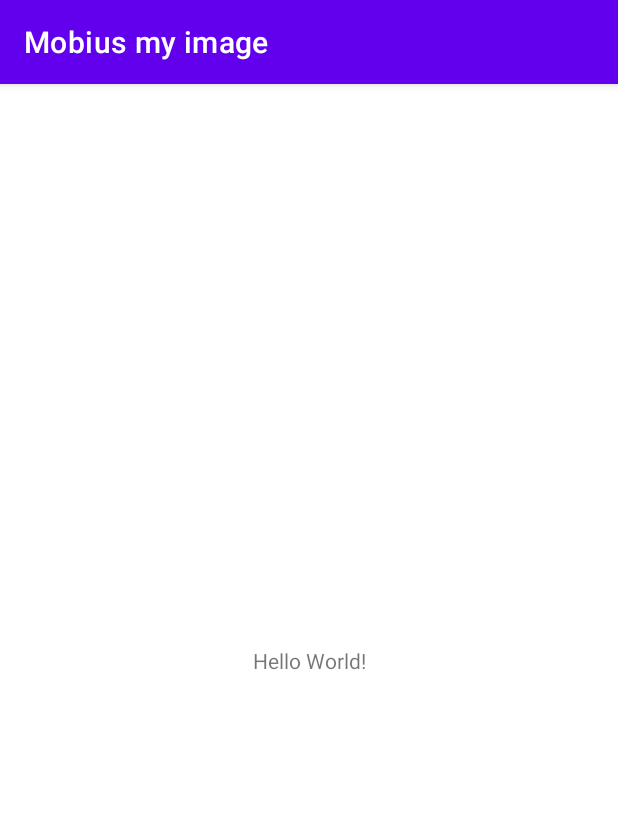
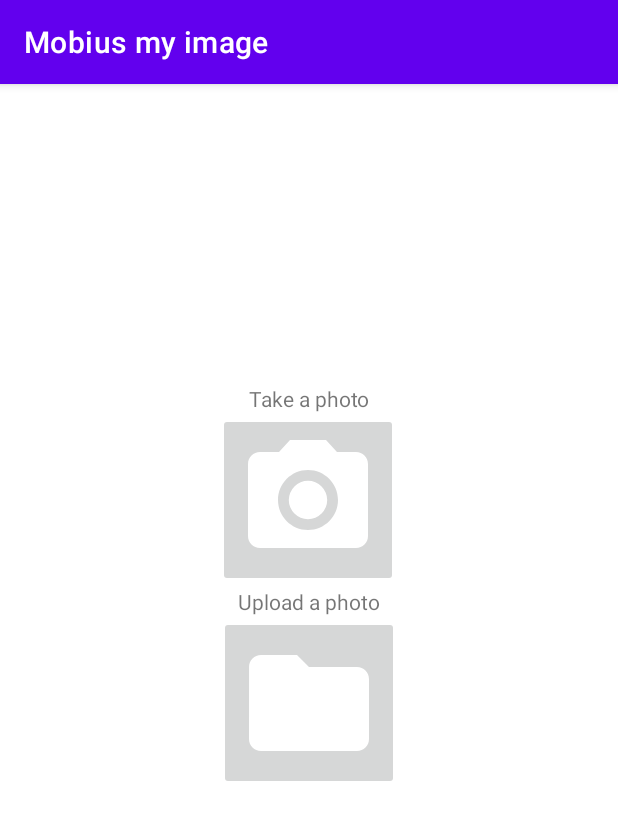
Before and after one commit to jaggmor/Mobius-my-image, an Android app: the screen it shows after launch (MainActivity), on a phone screen of 412 x 824 dp. Shown: the top 820 px of the screen. Run offline under Robolectric (Android 15) with nearby library versions, the phone set to English and light mode, and no system bars.

Commit message:
Fix naming convention and issues with interface

```diff
--- a/app/src/main/java/com/ahlfregabnatsha/mobiusmyimage/MainActivity.java
+++ b/app/src/main/java/com/ahlfregabnatsha/mobiusmyimage/MainActivity.java
@@ -11,5 +11,4 @@ public class MainActivity extends AppCompatActivity {
         super.onCreate(savedInstanceState);
         setContentView(R.layout.activity_main);
     }
-    //hhh
 }
--- a/app/src/main/res/drawable/ic_baseline_folder_48.xml
+++ b/app/src/main/res/drawable/ic_baseline_folder_48.xml
@@ -1,5 +1,5 @@
-<vector android:height="48dp" android:tint="#FFFFFF"
+<vector android:height="96dp" android:tint="#FFFFFF"
     android:viewportHeight="24" android:viewportWidth="24"
-    android:width="48dp" xmlns:android="http://schemas.android.com/apk/res/android">
+    android:width="96dp" xmlns:android="http://schemas.android.com/apk/res/android">
     <path android:fillColor="@android:color/white" android:pathData="M10,4H4c-1.1,0 -1.99,0.9 -1.99,2L2,18c0,1.1 0.9,2 2,2h16c1.1,0 2,-0.9 2,-2V8c0,-1.1 -0.9,-2 -2,-2h-8l-2,-2z"/>
 </vector>
--- a/app/src/main/res/drawable/ic_baseline_photo_camera_48.xml
+++ b/app/src/main/res/drawable/ic_baseline_photo_camera_48.xml
@@ -1,6 +1,6 @@
-<vector android:height="48dp" android:tint="#FFFFFF"
+<vector android:height="96dp" android:tint="#FFFFFF"
     android:viewportHeight="24" android:viewportWidth="24"
-    android:width="48dp" xmlns:android="http://schemas.android.com/apk/res/android">
+    android:width="96dp" xmlns:android="http://schemas.android.com/apk/res/android">
     <path android:fillColor="@android:color/white" android:pathData="M12,12m-3.2,0a3.2,3.2 0,1 1,6.4 0a3.2,3.2 0,1 1,-6.4 0"/>
     <path android:fillColor="@android:color/white" android:pathData="M9,2L7.17,4L4,4c-1.1,0 -2,0.9 -2,2v12c0,1.1 0.9,2 2,2h16c1.1,0 2,-0.9 2,-2L22,6c0,-1.1 -0.9,-2 -2,-2h-3.17L15,2L9,2zM12,17c-2.76,0 -5,-2.24 -5,-5s2.24,-5 5,-5 5,2.24 5,5 -2.24,5 -5,5z"/>
 </vector>
--- a/app/src/main/res/layout/activity_main.xml
+++ b/app/src/main/res/layout/activity_main.xml
@@ -6,13 +6,41 @@
     android:layout_height="match_parent"
     tools:context=".MainActivity">
 
-    <TextView
+    <ImageButton
+        android:id="@+id/btn_folder"
         android:layout_width="wrap_content"
         android:layout_height="wrap_content"
-        android:text="Hello World!"
-        app:layout_constraintBottom_toBottomOf="parent"
-        app:layout_constraintLeft_toLeftOf="parent"
-        app:layout_constraintRight_toRightOf="parent"
+        app:layout_constraintEnd_toEndOf="parent"
+        app:layout_constraintStart_toStartOf="parent"
+        app:layout_constraintTop_toBottomOf="@+id/txt_folder"
+        app:srcCompat="@drawable/ic_baseline_folder_48" />
+
+    <ImageButton
+        android:id="@+id/btn_camera"
+        android:layout_width="wrap_content"
+        android:layout_height="wrap_content"
+        app:layout_constraintEnd_toEndOf="parent"
+        app:layout_constraintHorizontal_bias="0.498"
+        app:layout_constraintStart_toStartOf="parent"
+        app:layout_constraintTop_toBottomOf="@+id/txt_camera"
+        app:srcCompat="@drawable/ic_baseline_photo_camera_48" />
+
+    <TextView
+        android:id="@+id/txt_camera"
+        android:layout_width="wrap_content"
+        android:layout_height="wrap_content"
+        android:layout_marginTop="200dp"
+        android:text="@string/str_txt_camera"
+        app:layout_constraintEnd_toEndOf="parent"
+        app:layout_constraintStart_toStartOf="parent"
         app:layout_constraintTop_toTopOf="parent" />
 
+    <TextView
+        android:id="@+id/txt_folder"
+        android:layout_width="wrap_content"
+        android:layout_height="wrap_content"
+        android:text="@string/str_txt_folder"
+        app:layout_constraintEnd_toEndOf="parent"
+        app:layout_constraintStart_toStartOf="parent"
+        app:layout_constraintTop_toBottomOf="@+id/btn_camera" />
 </androidx.constraintlayout.widget.ConstraintLayout>
--- a/app/src/main/res/values/strings.xml
+++ b/app/src/main/res/values/strings.xml
@@ -1,3 +1,5 @@
 <resources>
     <string name="app_name">Mobius my image</string>
+    <string name="str_txt_camera">Take a photo</string>
+    <string name="str_txt_folder">Upload a photo</string>
 </resources>
```
Also changed, not shown: 1 other file.
